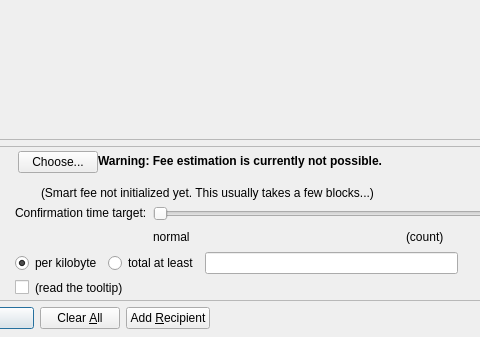
dogecoin/dogecoin, file src/qt/forms/sendcoinsdialog.ui: the form before one commit; both pictures show x 127 to 607 and y 189 to 526 of the 850 by 526 pixel window.
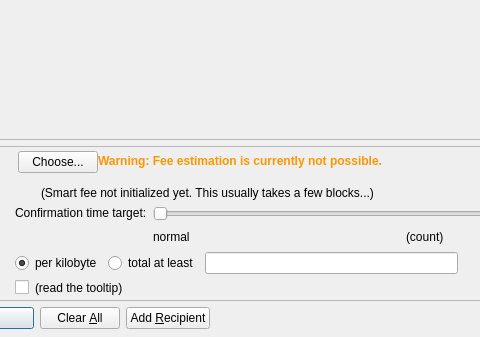
The form after the commit. Icons and pictures are not drawn. Custom widgets are drawn as their Qt base class.

The edit to the form file:
```diff
--- a/src/qt/forms/sendcoinsdialog.ui
+++ b/src/qt/forms/sendcoinsdialog.ui
@@ -764,11 +764,8 @@
             <property name="toolTip">
              <string>Using the fallbackfee can result in sending a transaction that will take several hours or days (or never) to confirm. Consider choosing your fee manually or wait until your have validated the complete chain.</string>
             </property>
-            <property name="font">
-            <font>
-                <weight>75</weight>
-                <bold>true</bold>
-            </font>
+            <property name="styleSheet">
+             <string notr="true">color: rgb(255, 150, 0); font-weight: bold;</string>
             </property>
             <property name="text">
              <string>Warning: Fee estimation is currently not possible.</string>
```
Left out of the diff: 2 changed lines with no effect on the pictures.
